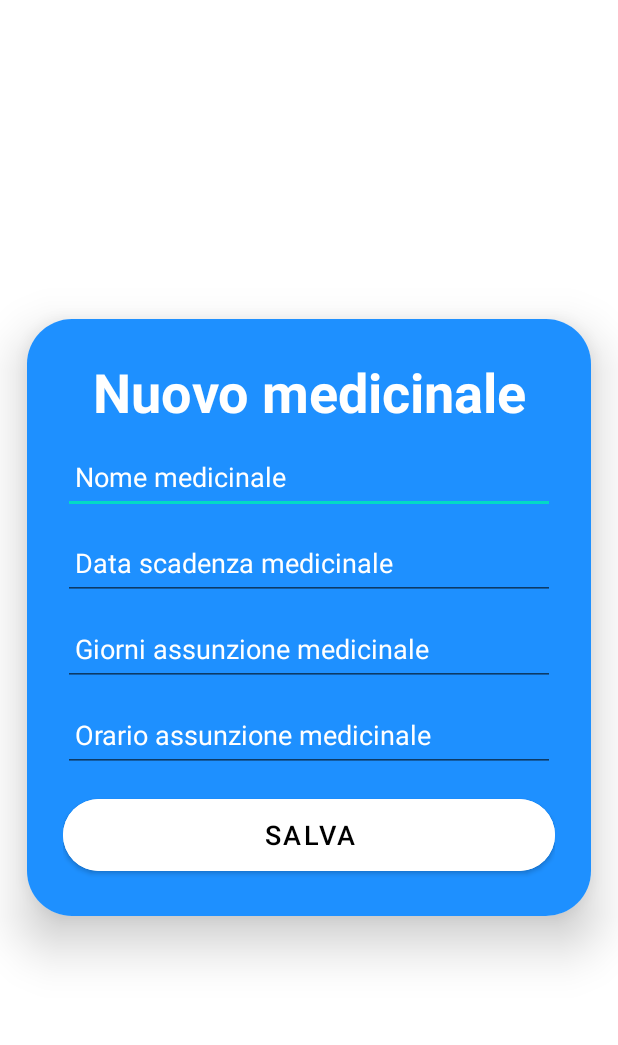
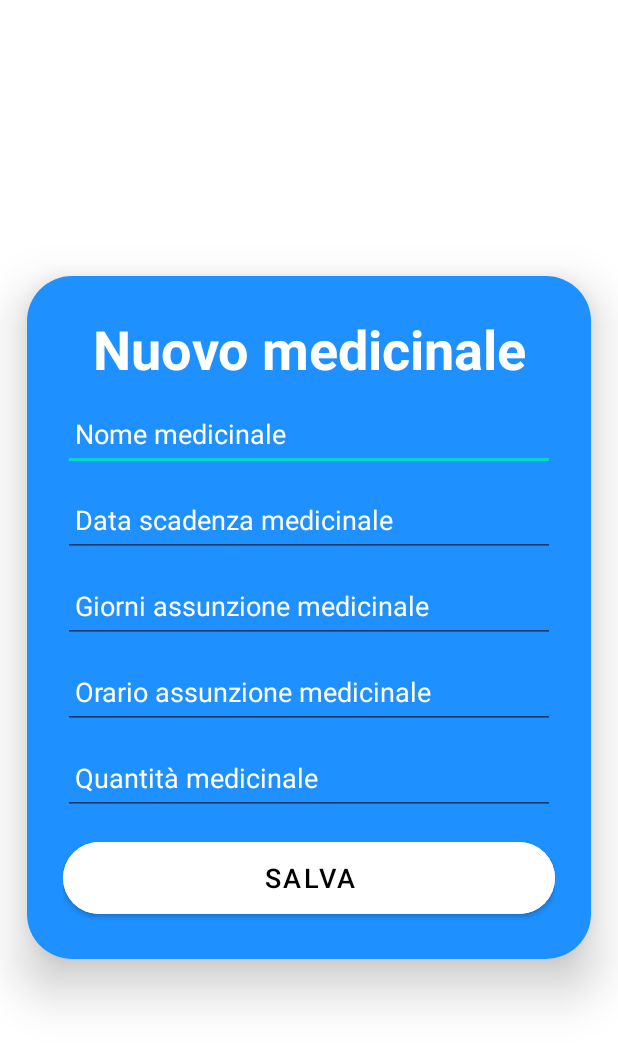
Before and after one commit to FedericoCopes/MyPet_Android, an Android app: the new_med screen opened directly, with no data from a screen before it, on a phone screen of 412 x 824 dp. Shown: the top 1045 px of the screen. Run offline under Robolectric (Android 15) with nearby library versions, the phone set to English and light mode, and no system bars; our stand-ins replace Firebase (no records; nobody signed in at launch, a user with empty details on screens opened directly); Roboto replaces fonts that are not available here.

Commit message:
medicinale controlli

```diff
--- a/Navbar/app/src/main/java/com/example/navbar/MyAdapter1.java
+++ b/Navbar/app/src/main/java/com/example/navbar/MyAdapter1.java
@@ -38,6 +38,7 @@ public class MyAdapter1 extends RecyclerView.Adapter<MyAdapter1.MyViewHolder> {
         holder.dataM.setText(med.getDatascadenza());
         holder.giorniA.setText(med.getGiorniassunzione());
         holder.orariA.setText(med.getOrarioassunzione());
+        holder.quantitaM.setText(med.getQuantità());
 
 
     }
@@ -49,7 +50,7 @@ public class MyAdapter1 extends RecyclerView.Adapter<MyAdapter1.MyViewHolder> {
 
     public static class MyViewHolder extends RecyclerView.ViewHolder{
 
-        TextView nomeM, dataM, giorniA, orariA;
+        TextView nomeM, dataM, giorniA, orariA, quantitaM;
 
         public MyViewHolder(@NonNull View itemView) {
             super(itemView);
@@ -57,7 +58,8 @@ public class MyAdapter1 extends RecyclerView.Adapter<MyAdapter1.MyViewHolder> {
             nomeM = itemView.findViewById(R.id.tvnome);
             dataM = itemView.findViewById(R.id.tvdatascadenza);
             giorniA = itemView.findViewById(R.id.tvgiorniassunzione);
-            orariA = itemView.findViewById(R.id.tvgiorniassunzione);
+            orariA = itemView.findViewById(R.id.tvorariassunzione);
+            quantitaM = itemView.findViewById(R.id.tvqta);
 
         }
     }
--- a/Navbar/app/src/main/res/layout/activity_new_med.xml
+++ b/Navbar/app/src/main/res/layout/activity_new_med.xml
@@ -81,6 +81,18 @@
                 android:padding="8dp"
                 android:textColor="@color/white" />
 
+            <EditText
+                android:id="@+id/quantita_med"
+                android:layout_width="match_parent"
+                android:layout_height="50dp"
+                android:layout_marginTop="7dp"
+                android:drawablePadding="8dp"
+                android:hint="Quantità medicinale"
+                android:maxLines="1"
+                android:textColorHint="@color/white"
+                android:padding="8dp"
+                android:textColor="@color/white" />
+
             <Button
                 android:id="@+id/salva_med"
                 android:layout_width="match_parent"
```
Also changed, not shown: Navbar/app/src/main/java/com/example/navbar/Medicinale.java (+11 -1 lines), Navbar/app/src/main/java/com/example/navbar/new_med.java (+39 -2 lines), Navbar/app/src/main/res/layout/item_med.xml (+33 -0 lines).
